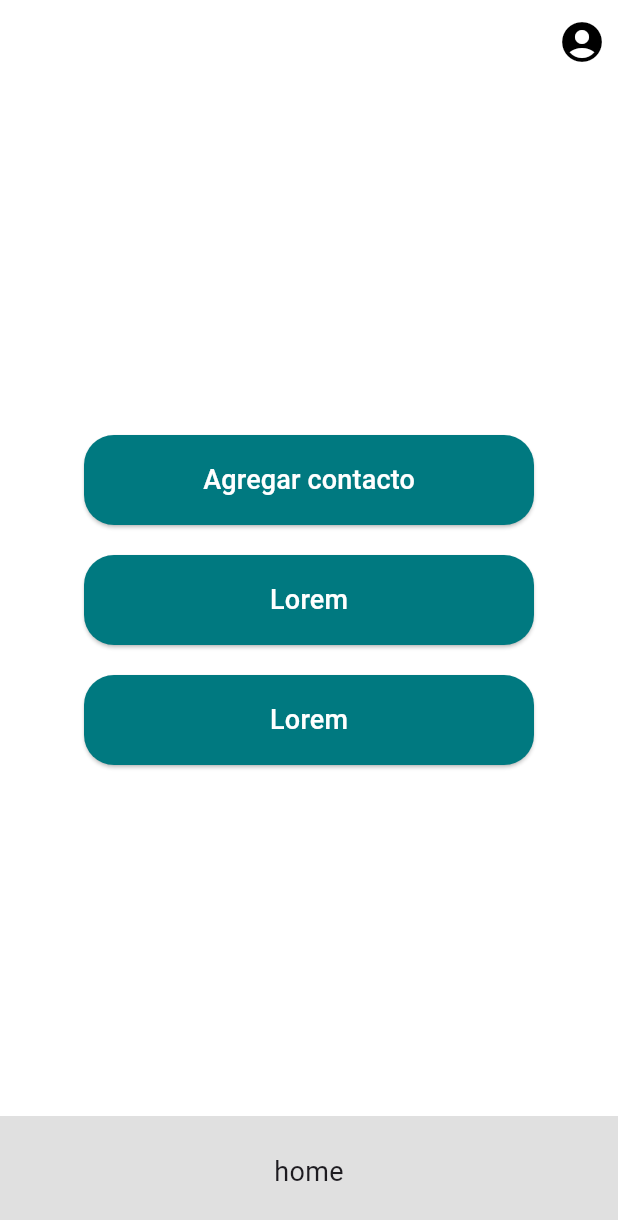
After one commit to CristianRivera03/app-diaria-flutter, a Flutter app: the MainView screen opened directly, on a phone screen of 412 x 824 dp. The commit adds this screen. Shown: the top 1220 px of the screen. Run offline on Flutter 3.47's test engine with Material 3 defaults, Android fonts, the phone set to English and light mode, and no system bars; our stand-ins replace flutter_colorpicker, flutter_svg, image_picker, shared_preferences, sqflite; missing offline and left inert: mailer; accounts and stored records are empty.

Commit message:
Feat: Add main view and update login navigation
This commit introduces a new `MainView` widget with navigation buttons and updates the login process to navigate to `MainView` upon successful authentication instead of the profile screen.

```diff
--- /dev/null
+++ b/lib/Views/main_view.dart
@@ -0,0 +1,96 @@
+import 'package:diaria/Views/profile.dart';
+import 'package:flutter/material.dart';
+
+import 'add_contact_screen.dart';
+import 'help_view.dart';
+
+class MainView extends StatelessWidget {
+  const MainView({super.key});
+
+  @override
+  Widget build(BuildContext context) {
+    return Scaffold(
+      appBar: AppBar(
+        automaticallyImplyLeading: false,
+        backgroundColor: Colors.white,
+        elevation: 0,
+        actions: [
+          IconButton(
+            icon: const Icon(Icons.account_circle, size: 32),
+            onPressed: () {
+              Navigator.push(
+              context,
+              MaterialPageRoute(builder: (context) => const Profile()),
+            );
+            },
+          ),
+        ],
+      ),
+      body: Center(
+        child: Column(
+          mainAxisAlignment: MainAxisAlignment.center,
+          children: [
+            CustomMainButton(
+              text: 'Agregar contacto',
+              onPressed: () {
+                Navigator.push(
+                  context,
+                  MaterialPageRoute(builder: (context) => const AddContactScreen()), // Navega a AddContactScreen
+                );
+              },
+            ),
+            const SizedBox(height: 20),
+            CustomMainButton(
+              text: 'Lorem',
+              onPressed: () {},
+            ),
+            const SizedBox(height: 20),
+            CustomMainButton(
+              text: 'Lorem',
+              onPressed: () {},
+            ),
+          ],
+        ),
+      ),
+      bottomNavigationBar: BottomAppBar(
+        color: Colors.grey.shade300,
+        child: const Padding(
+          padding: EdgeInsets.all(12.0),
+          child: Text(
+            'home',
+            textAlign: TextAlign.center,
+            style: TextStyle(fontSize: 18),
+          ),
+        ),
+      ),
+    );
+  }
+}
+
+class CustomMainButton extends StatelessWidget {
+  final String text;
+  final VoidCallback onPressed;
+
+  const CustomMainButton({super.key, required this.text, required this.onPressed});
+
+  @override
+  Widget build(BuildContext context) {
+    return SizedBox(
+      width: 300,
+      height: 60,
+      child: ElevatedButton(
+        style: ElevatedButton.styleFrom(
+          backgroundColor: const Color(0xFF007980), // azul verdoso como en la imagen
+          shape: RoundedRectangleBorder(
+            borderRadius: BorderRadius.circular(20),
+          ),
+        ),
+        onPressed: onPressed,
+        child: Text(
+          text,
+          style: const TextStyle(fontSize: 18, color: Colors.white),
+        ),
+      ),
+    );
+  }
+}
```
Also changed, not shown: lib/Views/login.dart (+31 -26 lines).
